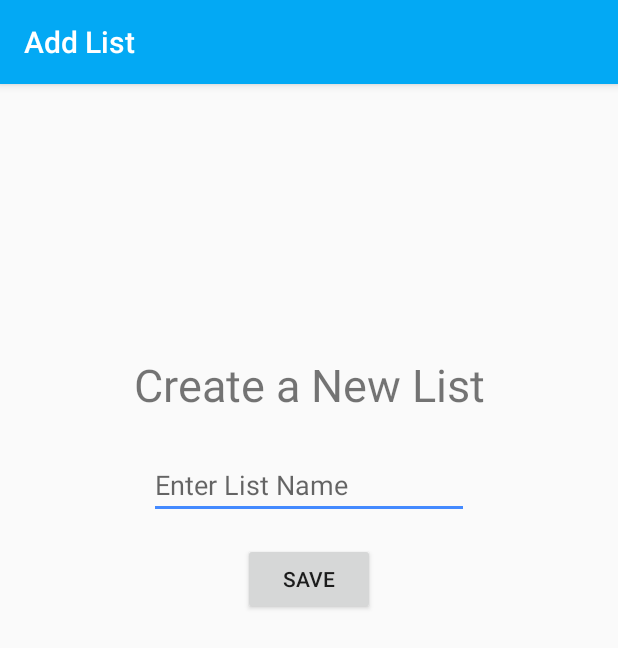
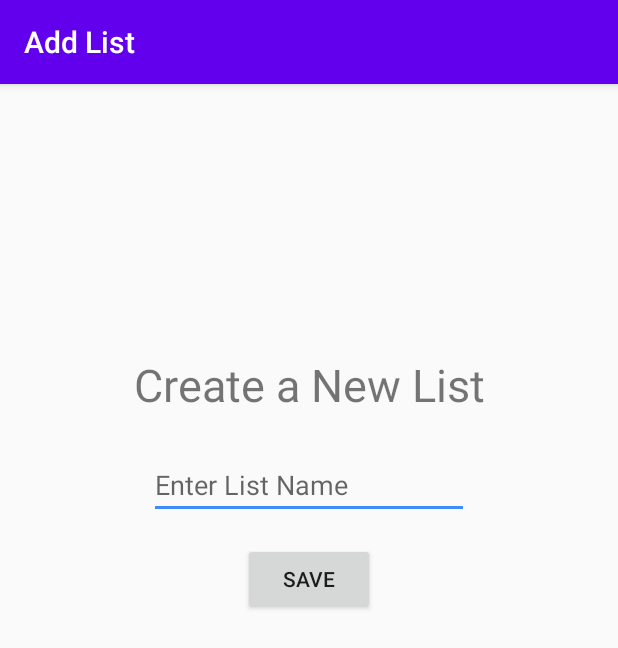
Before and after one commit to bonnie-a/TodoList, an Android app: the AddTodoListActivity screen opened directly, with no data from a screen before it, on a phone screen of 412 x 824 dp. Shown: the top 648 px of the screen. Run offline under Robolectric (Android 15) with nearby library versions, the phone set to English and light mode, and no system bars.

Commit message:
Update colors.xml

```diff
--- a/app/src/main/res/values/colors.xml
+++ b/app/src/main/res/values/colors.xml
@@ -1,6 +1,6 @@
 <?xml version="1.0" encoding="utf-8"?>
 <resources>
-    <color name="colorPrimary">#03A9F4</color>
+    <color name="colorPrimary">#6200EE</color>
     <color name="colorPrimaryDark">#0288D1</color>
     <color name="colorAccent">#448AFF</color>
     <color name="colorLight">#B3E5FC</color>
```
